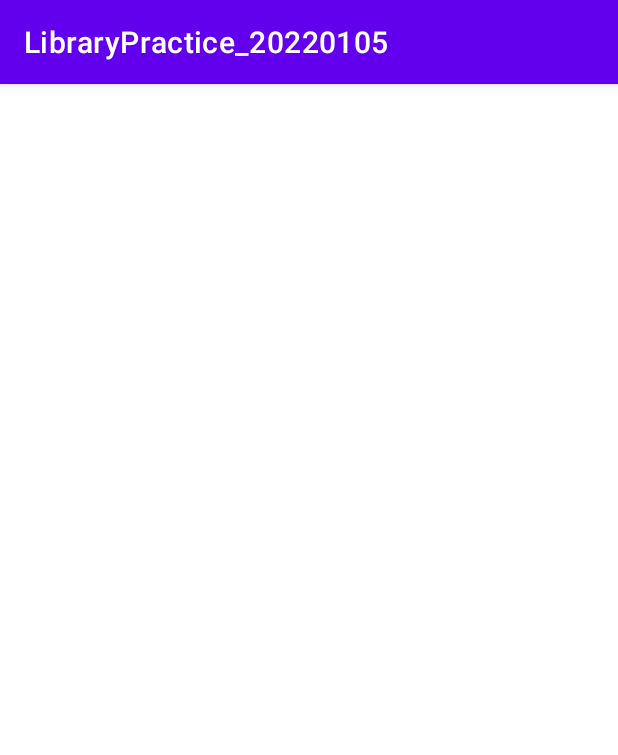
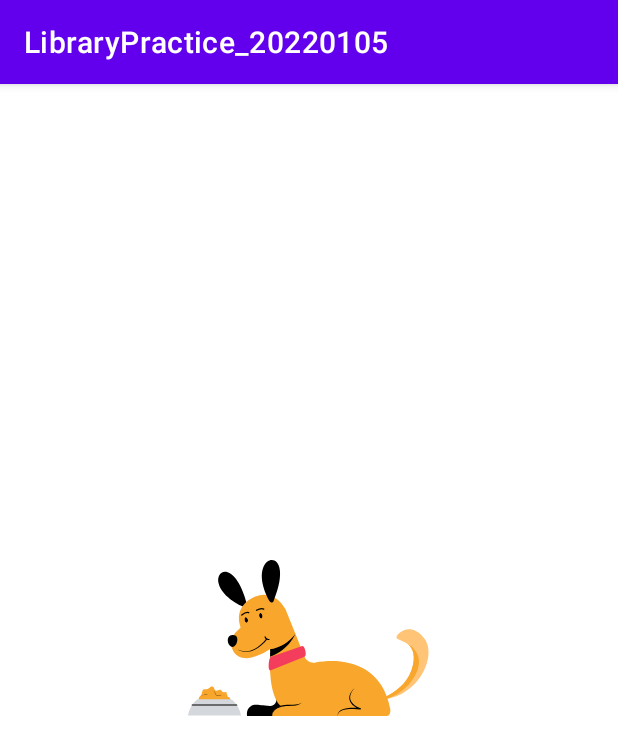
Before and after one commit to Kim-Hyunhee/LibraryPractice_20220105, an Android app: the screen it shows after launch (SplashActivity), on a phone screen of 412 x 824 dp. Shown: the top 755 px of the screen. Run offline under Robolectric (Android 15) with nearby library versions, the phone set to English and light mode, and no system bars.

Commit message:
xml의 태그 작성  - 애니메이션 자동 무한반복 재생

```diff
--- a/app/src/main/res/layout/activity_splash.xml
+++ b/app/src/main/res/layout/activity_splash.xml
@@ -8,5 +8,12 @@
     android:gravity="center"
     tools:context=".SplashActivity">
 
+    <com.airbnb.lottie.LottieAnimationView
+        android:layout_width="200dp"
+        android:layout_height="200dp"
+        app:lottie_rawRes="@raw/foody"
+        app:lottie_autoPlay="true"
+        app:lottie_loop="true"/>
+
 
 </LinearLayout>
```
